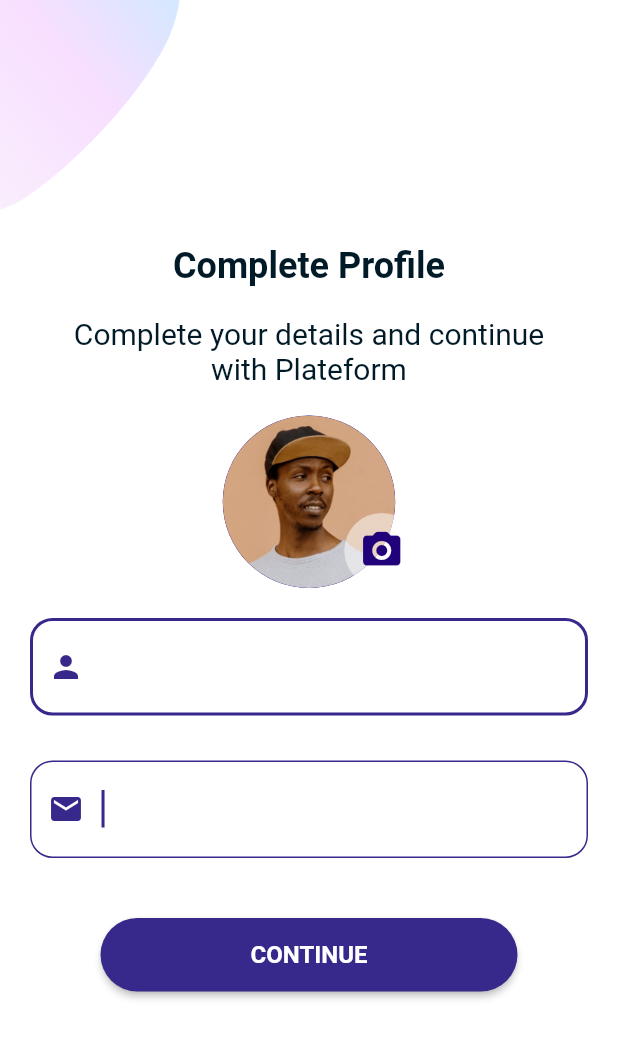
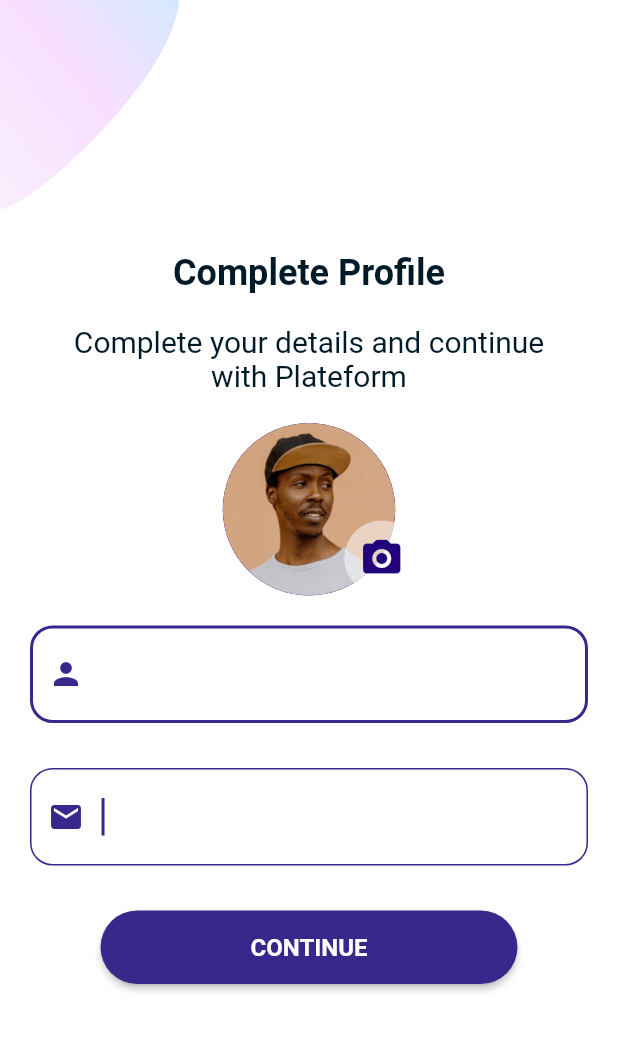
Before and after one commit to shikhrsngh9044/PrepOwl, a Flutter app: the RegisterScreenUI screen opened directly, on a phone screen of 412 x 824 dp. Shown: the top 1038 px of the screen. Run offline on Flutter 3.47's test engine with Material 2 defaults, Android fonts, the phone set to English and light mode, and no system bars; our stand-ins replace another_flushbar, connectivity_plus, dartz, device_info_plus, firebase_auth, firebase_core and 12 more; missing offline and left inert: flutter_facebook_auth; accounts and stored records are empty.

Commit message:
chnages Ui

```diff
--- a/lib/_utils/constants/routes.dart
+++ b/lib/_utils/constants/routes.dart
@@ -1,4 +1,5 @@
 import 'package:get/get_navigation/get_navigation.dart';
+
 import '../../modules/login/view/login_screen.dart';
 import '../../modules/register/view/register_page.dart';
 import '../../modules/welcome/welcome.dart';
--- a/lib/_utils/ui_components/custom_bottom_sheets.dart
+++ b/lib/_utils/ui_components/custom_bottom_sheets.dart
@@ -1,5 +1,5 @@
 import 'package:flutter/material.dart';
-import 'package:prepowl/_utils/ui_components/bottom_sheet/bottomSheet_ui.dart';
+import 'bottom_sheet/bottomSheet_ui.dart';
 
 class CustomBottomSheet {
   static getProfilePic(BuildContext context) {
--- a/lib/modules/login/repo/login_repo.dart
+++ b/lib/modules/login/repo/login_repo.dart
@@ -1,10 +1,10 @@
 import 'package:dartz/dartz.dart';
 import 'package:firebase_auth/firebase_auth.dart';
-import 'package:prepowl/_utils/entities/api_response.dart';
-import 'package:prepowl/modules/login/model/user_dto.dart';
 import 'package:flutter_facebook_auth/flutter_facebook_auth.dart';
+import 'package:google_sign_in/google_sign_in.dart';
 
-import 'package:google_sign_in/google_sign_in.dart';
+import '../../../_utils/entities/api_response.dart';
+import '../model/user_dto.dart';
 
 abstract class LoginRepo {
   Future<APIResponse<UserDTO>> facebookLogin();
--- a/lib/modules/login/view/login_screen_ui/mobile_login_form.dart
+++ b/lib/modules/login/view/login_screen_ui/mobile_login_form.dart
@@ -1,11 +1,12 @@
 import 'package:flutter/material.dart';
 import 'package:flutter/services.dart';
 import 'package:flutter_bloc/flutter_bloc.dart';
-import '../../controller/login_bloc.dart';
+
 import '../../../../_utils/configs/theme_config.dart';
+import '../../../../_utils/constants/string_constants.dart';
 import '../../../../_utils/helpers/validation.dart';
 import '../../../../_utils/res/dimen.dart';
-import '../../../../_utils/constants/string_constants.dart';
+import '../../controller/login_bloc.dart';
 
 class LoginForm extends StatelessWidget {
   LoginForm({
--- a/lib/modules/login/view/social_screen_ui/socal_sign_up.dart
+++ b/lib/modules/login/view/social_screen_ui/socal_sign_up.dart
@@ -1,9 +1,10 @@
 import 'package:flutter/material.dart';
 import 'package:flutter_bloc/flutter_bloc.dart';
-import 'social_icon.dart';
+
 import '../../../../_utils/constants/asset_constants.dart';
 import '../../controller/login_bloc.dart';
 import 'or_divider.dart';
+import 'social_icon.dart';
 
 class SocalLogin extends StatelessWidget {
   const SocalLogin({
--- a/lib/modules/register/view/register_details_ui/profile_pic.dart
+++ b/lib/modules/register/view/register_details_ui/profile_pic.dart
@@ -1,7 +1,7 @@
 import 'package:flutter/material.dart';
-import 'package:prepowl/_utils/constants/asset_constants.dart';
-import 'package:prepowl/_utils/ui_components/custom_bottom_sheets.dart';
-import 'package:prepowl/modules/register/controller/profile_bloc.dart';
+import '../../../../_utils/constants/asset_constants.dart';
+import '../../../../_utils/ui_components/custom_bottom_sheets.dart';
+import '../../controller/profile_bloc.dart';
 
 class ProfilePic extends StatelessWidget {
   const ProfilePic({
--- a/lib/modules/register/view/register_details_ui/register_form.dart
+++ b/lib/modules/register/view/register_details_ui/register_form.dart
@@ -1,12 +1,12 @@
 import 'dart:io';
 import 'package:flutter/material.dart';
 import 'package:flutter/services.dart';
-import 'package:prepowl/_utils/configs/theme_config.dart';
-import 'package:prepowl/_utils/constants/string_constants.dart';
-import 'package:prepowl/_utils/helpers/global.dart';
-import 'package:prepowl/_utils/res/dimen.dart';
-import 'package:prepowl/modules/register/controller/profile_bloc.dart';
-import 'package:prepowl/modules/register/view/register_details_ui/profile_pic.dart';
+import '../../../../_utils/configs/theme_config.dart';
+import '../../../../_utils/constants/string_constants.dart';
+import '../../../../_utils/helpers/global.dart';
+import '../../../../_utils/res/dimen.dart';
+import '../../controller/profile_bloc.dart';
+import 'profile_pic.dart';
 
 import '../../../../_utils/helpers/validation.dart';
 
@@ -30,6 +30,7 @@ class CompleteRegisterFormState extends State<CompleteRegisterForm> {
     bool isValidated = _formKey.currentState?.validate() ?? false;
     if (isValidated) {
       printDebug("object");
+      // Get.offAndToNamed(RouteNames.loginPage);
     }
   }
 
@@ -62,7 +63,7 @@ class CompleteRegisterFormState extends State<CompleteRegisterForm> {
             ],
             decoration: nameInputDecoration,
           ),
-          const SizedBox(height: 30),
+          const SizedBox(height: AppDimen.size30),
           TextFormField(
             cursorColor: AppTheme.primaryColorLight,
             keyboardType: TextInputType.emailAddress,
@@ -78,7 +79,7 @@ class CompleteRegisterFormState extends State<CompleteRegisterForm> {
             ],
             decoration: emailInputDecoration,
           ),
-          const SizedBox(height: 40),
+          const SizedBox(height: AppDimen.size30),
           ElevatedButton(
             style: ElevatedButton.styleFrom(
               padding: const EdgeInsets.symmetric(
@@ -96,7 +97,6 @@ class CompleteRegisterFormState extends State<CompleteRegisterForm> {
             ),
             onPressed: () {
               _returnErrorText();
-              // Get.offAndToNamed(RouteNames.loginPage);
             },
           )
         ],
```
Also changed, not shown: lib/_utils/ui_components/bottom_sheet/bottomsheet_ui.dart (+4 -4 lines).
